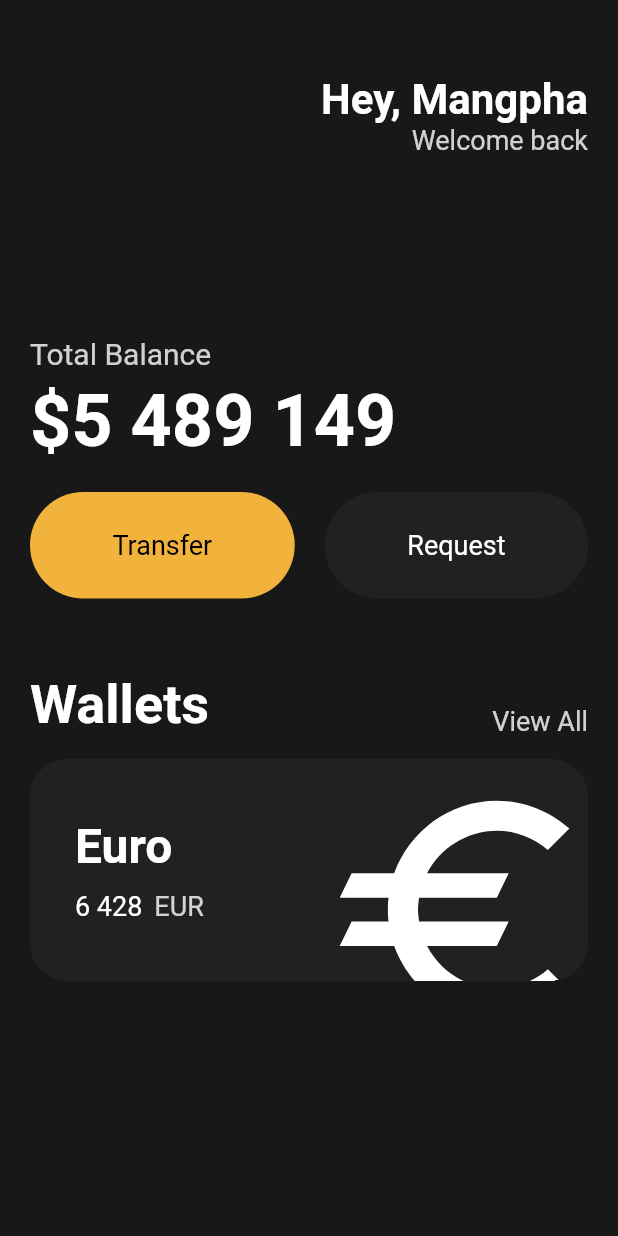
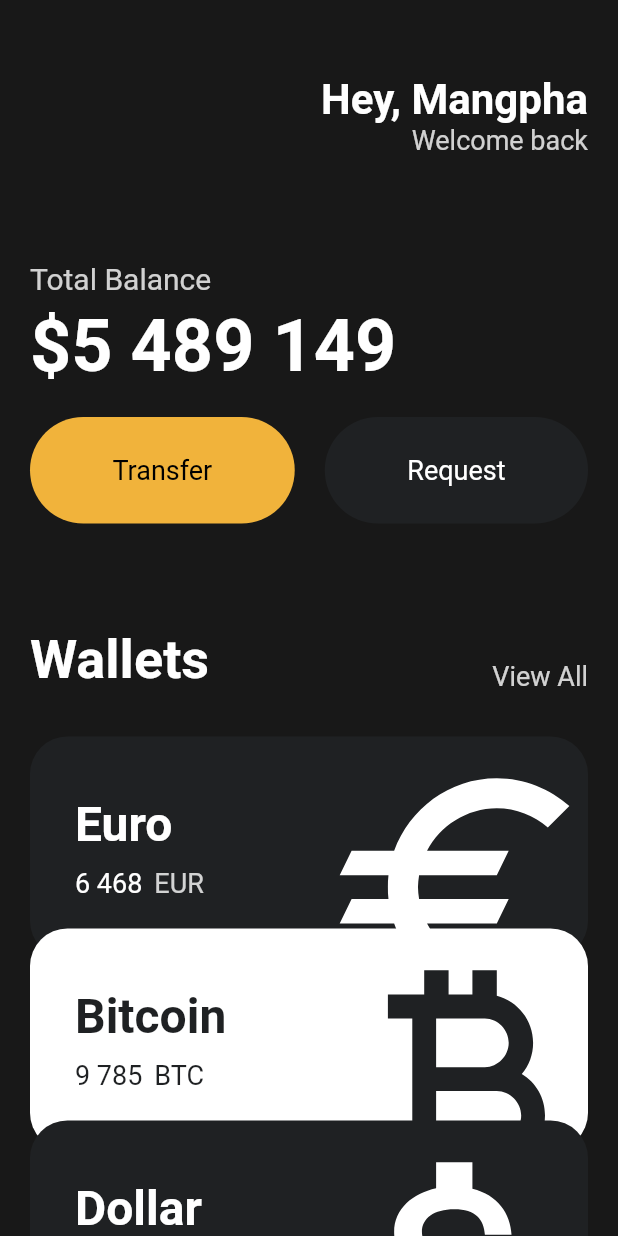
Before and after one commit to Mangpha/flutter-practice, a Flutter app: the screen it shows after launch, on a phone screen of 412 x 824 dp. Run offline on Flutter 3.47's test engine with Material 2 defaults, Android fonts, the phone set to English and light mode, and no system bars.

Commit message:
Reusable Cards & Code Challenge

```diff
--- a/lib/main.dart
+++ b/lib/main.dart
@@ -1,5 +1,6 @@
 import 'package:flutter/material.dart';
 import 'package:flutter_practice/widgets/button.dart';
+import 'package:flutter_practice/widgets/currency_card.dart';
 
 void main() {
   runApp(const App());
@@ -13,7 +14,8 @@ class App extends StatelessWidget {
     return MaterialApp(
       home: Scaffold(
         backgroundColor: const Color(0xFF181818),
-        body: Padding(
+        body: SingleChildScrollView(
+          child: Padding(
             padding: const EdgeInsets.symmetric(
               horizontal: 20,
             ),
@@ -49,7 +51,7 @@ class App extends StatelessWidget {
                   ],
                 ),
                 const SizedBox(
-                height: 120,
+                  height: 70,
                 ),
                 Text(
                   "Total Balance",
@@ -88,7 +90,7 @@ class App extends StatelessWidget {
                   ],
                 ),
                 const SizedBox(
-                height: 50,
+                  height: 70,
                 ),
                 Row(
                   crossAxisAlignment: CrossAxisAlignment.end,
@@ -109,72 +111,34 @@ class App extends StatelessWidget {
                   ],
                 ),
                 const SizedBox(
-                height: 15,
+                  height: 30,
                 ),
-              Container(
-                clipBehavior: Clip.hardEdge,
-                decoration: BoxDecoration(
-                  color: const Color(0xFF1F2123),
-                  borderRadius: BorderRadius.circular(25),
+                const CurrencyCard(
+                  name: 'Euro',
+                  code: 'EUR',
+                  amount: '6 468',
+                  icon: Icons.euro_outlined,
+                  isInverted: false,
+                  order: 1,
                 ),
-                child: Padding(
-                  padding: const EdgeInsets.all(30),
-                  child: Row(
-                    mainAxisAlignment: MainAxisAlignment.spaceBetween,
-                    children: [
-                      Column(
-                        crossAxisAlignment: CrossAxisAlignment.start,
-                        children: [
-                          const Text(
-                            'Euro',
-                            style: TextStyle(
-                              color: Colors.white,
-                              fontSize: 32,
-                              fontWeight: FontWeight.w600,
+                const CurrencyCard(
+                  name: 'Bitcoin',
+                  code: 'BTC',
+                  amount: '9 785',
+                  icon: Icons.currency_bitcoin,
+                  isInverted: true,
+                  order: 2,
                 ),
-                          ),
-                          const SizedBox(
-                            height: 10,
-                          ),
-                          Row(
-                            children: [
-                              const Text(
-                                '6 428',
-                                style: TextStyle(
-                                  color: Colors.white,
-                                  fontSize: 18,
-                                ),
-                              ),
-                              const SizedBox(
-                                width: 8,
-                              ),
-                              Text(
-                                'EUR',
-                                style: TextStyle(
-                                  color: Colors.white.withOpacity(0.8),
-                                  fontSize: 18,
-                                ),
+                const CurrencyCard(
+                  name: 'Dollar',
+                  code: 'USD',
+                  amount: '1 435',
+                  icon: Icons.attach_money_sharp,
+                  isInverted: false,
+                  order: 3,
                 ),
               ],
             ),
-                        ],
-                      ),
-                      Transform.scale(
-                        scale: 2.2,
-                        child: Transform.translate(
-                          offset: const Offset(-5, 12),
-                          child: const Icon(
-                            Icons.euro_outlined,
-                            color: Colors.white,
-                            size: 88,
-                          ),
-                        ),
-                      )
-                    ],
-                  ),
-                ),
-              ),
-            ],
           ),
         ),
       ),
--- /dev/null
+++ b/lib/widgets/currency_card.dart
@@ -0,0 +1,92 @@
+import 'package:flutter/material.dart';
+
+class CurrencyCard extends StatelessWidget {
+  final String name, code, amount;
+  final IconData icon;
+  final bool isInverted;
+  final int order;
+
+  final _blackColor = const Color(0xFF1F2123);
+
+  const CurrencyCard({
+    super.key,
+    required this.name,
+    required this.code,
+    required this.amount,
+    required this.icon,
+    required this.isInverted,
+    required this.order,
+  });
+
+  @override
+  Widget build(BuildContext context) {
+    return Transform.translate(
+      offset: Offset(0, (order - 1) * -20),
+      child: Container(
+        clipBehavior: Clip.hardEdge,
+        decoration: BoxDecoration(
+          color: isInverted ? Colors.white : _blackColor,
+          borderRadius: BorderRadius.circular(25),
+        ),
+        child: Padding(
+          padding: const EdgeInsets.all(30),
+          child: Row(
+            mainAxisAlignment: MainAxisAlignment.spaceBetween,
+            children: [
+              Column(
+                crossAxisAlignment: CrossAxisAlignment.start,
+                children: [
+                  Text(
+                    name,
+                    style: TextStyle(
+                      color: isInverted ? _blackColor : Colors.white,
+                      fontSize: 32,
+                      fontWeight: FontWeight.w600,
+                    ),
+                  ),
+                  const SizedBox(
+                    height: 10,
+                  ),
+                  Row(
+                    children: [
+                      Text(
+                        amount,
+                        style: TextStyle(
+                          color: isInverted ? _blackColor : Colors.white,
+                          fontSize: 18,
+                        ),
+                      ),
+                      const SizedBox(
+                        width: 8,
+                      ),
+                      Text(
+                        code,
+                        style: TextStyle(
+                          color: isInverted
+                              ? _blackColor
+                              : Colors.white.withOpacity(0.8),
+                          fontSize: 18,
+                        ),
+                      ),
+                    ],
+                  ),
+                ],
+              ),
+              Transform.scale(
+                scale: 2.2,
+                child: Transform.translate(
+                  offset: const Offset(-5, 12),
+                  child: Icon(
+                    icon,
+                    color: isInverted ? _blackColor : Colors.white,
+                    size: 88,
+                  ),
+                ),
+              )
+            ],
+          ),
+        ),
+      ),
+    );
+  }
+}
```
Lines whose indentation alone changed are shown as unchanged.
